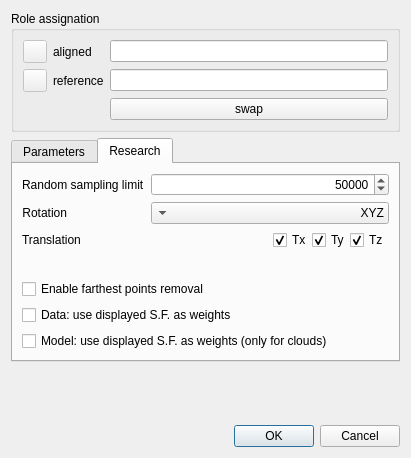
The window that qCC/ui_templates/registrationDlg.ui (CloudCompare/CloudCompare) describes before a commit, drawn with Qt 5.
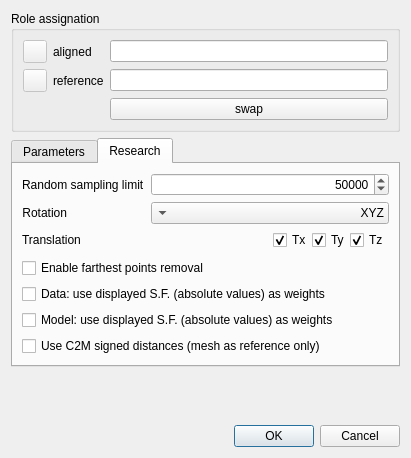
The same window after the commit. The open tabs and pages were chosen to show the change.

```diff
--- a/qCC/ui_templates/registrationDlg.ui
+++ b/qCC/ui_templates/registrationDlg.ui
@@ -498,7 +498,7 @@
           <string>&lt;html&gt;&lt;head/&gt;&lt;body&gt;&lt;p&gt;Use the displayed scalar field as weights (the bigger its associated scalar value/weight is, the more influence the point will have).&lt;/p&gt;&lt;p&gt;Note that only absolute distances are considered (i.e. minimal weight is 0).&lt;/p&gt;&lt;p&gt;Weights are automatically normalized.&lt;/p&gt;&lt;/body&gt;&lt;/html&gt;</string>
          </property>
          <property name="text">
-          <string>Data: use displayed S.F. as weights</string>
+          <string>Data: use displayed S.F. (absolute values) as weights</string>
          </property>
         </widget>
        </item>
@@ -508,7 +508,18 @@
           <string>&lt;html&gt;&lt;head/&gt;&lt;body&gt;&lt;p&gt;Use the displayed scalar field as weights (the bigger its associated scalar value/weight is, the more influence the point will have).&lt;/p&gt;&lt;p&gt;Note that only absolute distances are considered (i.e. minimal weight is 0).&lt;/p&gt;&lt;p&gt;Weights are automatically normalized.&lt;/p&gt;&lt;/body&gt;&lt;/html&gt;</string>
          </property>
          <property name="text">
-          <string>Model: use displayed S.F. as weights (only for clouds)</string>
+          <string>Model: use displayed S.F. (absolute values) as weights</string>
+         </property>
+        </widget>
+       </item>
+       <item>
+        <widget class="QCheckBox" name="useC2MSignedDistancesCheckBox">
+         <property name="toolTip">
+          <string>In combination with a small overlap, prevents
+the cloud from sinking under the mesh surface.</string>
+         </property>
+         <property name="text">
+          <string>Use C2M signed distances (mesh as reference only)</string>
          </property>
         </widget>
        </item>
```
